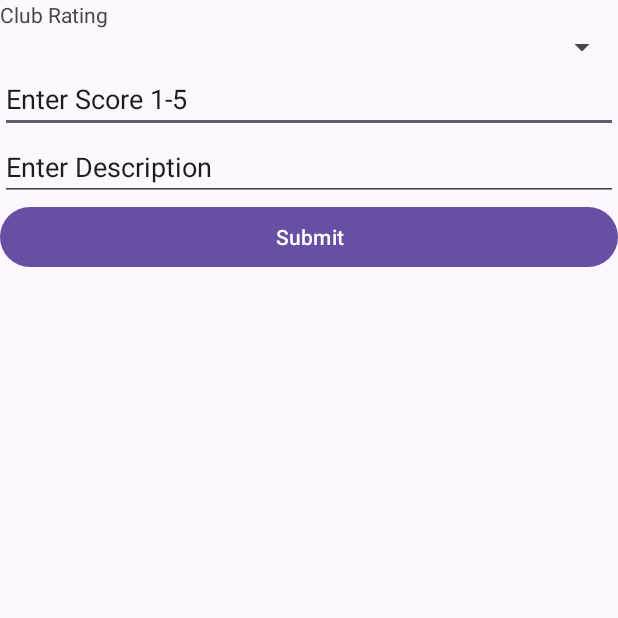
After one commit to JCoji/Android-Cycling-App, an Android app: the rating_activity screen opened directly, with no data from a screen before it, on a phone screen of 412 x 824 dp, the top half of it. The commit adds this screen. Run offline under Robolectric (Android 15) with nearby library versions, the phone set to English and light mode, and no system bars; our stand-ins replace Firebase (no records; nobody signed in at launch, a user with empty details on screens opened directly); 1 statement that could not run was skipped.

Commit message:
Added rating activity.

```diff
--- a/app/src/main/AndroidManifest.xml
+++ b/app/src/main/AndroidManifest.xml
@@ -12,6 +12,9 @@
         android:supportsRtl="true"
         android:theme="@style/Theme.SEGFINALPROJECT"
         tools:targetApi="31">
+        <activity
+            android:name=".rating_activity"
+            android:exported="false" />
         <activity
             android:name=".ConfirmJoinDialogFragment"
             android:exported="false" />
--- /dev/null
+++ b/app/src/main/java/com/example/segfinalproject/rating_activity.java
@@ -0,0 +1,72 @@
+package com.example.segfinalproject;
+
+import androidx.appcompat.app.AppCompatActivity;
+
+import android.content.Intent;
+import android.os.Bundle;
+import android.view.View;
+import android.widget.ArrayAdapter;
+import android.widget.Spinner;
+
+import com.google.firebase.database.DataSnapshot;
+import com.google.firebase.database.DatabaseError;
+import com.google.firebase.database.DatabaseReference;
+import com.google.firebase.database.FirebaseDatabase;
+import com.google.firebase.database.ValueEventListener;
+
+import java.util.ArrayList;
+import java.util.List;
+
+public class rating_activity extends AppCompatActivity {
+
+    Spinner eventSpinner;
+    String username;
+
+
+    @Override
+    protected void onCreate(Bundle savedInstanceState) {
+        eventSpinner = (Spinner) findViewById(R.id.rateClubSpinner);
+
+        super.onCreate(savedInstanceState);
+        setContentView(R.layout.activity_rating);
+
+        //Storing username from user activity page.
+        Bundle extras = getIntent().getExtras();
+        username = extras.getString("Username");
+    }
+
+    protected void onStart() {
+        super.onStart();
+
+        FirebaseDatabase database = FirebaseDatabase.getInstance();
+        DatabaseReference fDatabaseRoot = database.getReference();
+
+        fDatabaseRoot.child("users/" + username + "/Clubs/").addListenerForSingleValueEvent(new ValueEventListener() {
+            @Override
+            public void onDataChange(DataSnapshot dataSnapshot) {
+                // Is better to use a List, because you don't know the size
+                // of the iterator returned by dataSnapshot.getChildren() to
+                // initialize the array
+                final List<String> eventTypeNames = new ArrayList<String>();
+
+                for (DataSnapshot postSnapshot : dataSnapshot.getChildren()) {
+                    String eventName = postSnapshot.getKey().toString();
+
+                    if (eventName != null) {
+                        eventTypeNames.add(eventName);
+                    }
+                }
+
+                Spinner spinnerProperty = (Spinner) findViewById(R.id.rateClubSpinner);
+                ArrayAdapter<String> addressAdapter = new ArrayAdapter<String>(rating_activity.this, android.R.layout.simple_spinner_item, eventTypeNames);
+                addressAdapter.setDropDownViewResource(android.R.layout.simple_spinner_dropdown_item);
+                spinnerProperty.setAdapter(addressAdapter);
+            }
+
+            @Override
+            public void onCancelled(DatabaseError databaseError) {
+
+            }
+        });
+    }
+}
--- /dev/null
+++ b/app/src/main/res/layout/activity_rating.xml
@@ -0,0 +1,48 @@
+<?xml version="1.0" encoding="utf-8"?>
+<androidx.constraintlayout.widget.ConstraintLayout xmlns:android="http://schemas.android.com/apk/res/android"
+    xmlns:app="http://schemas.android.com/apk/res-auto"
+    xmlns:tools="http://schemas.android.com/tools"
+    android:layout_width="match_parent"
+    android:layout_height="match_parent"
+    tools:context=".rating_activity">
+
+    <LinearLayout
+        android:layout_width="match_parent"
+        android:layout_height="match_parent"
+        android:orientation="vertical">
+
+        <TextView
+            android:id="@+id/textView19"
+            android:layout_width="match_parent"
+            android:layout_height="wrap_content"
+            android:text="Club Rating" />
+
+        <Spinner
+            android:id="@+id/rateClubSpinner"
+            android:layout_width="match_parent"
+            android:layout_height="wrap_content" />
+
+        <EditText
+            android:id="@+id/score_editText"
+            android:layout_width="match_parent"
+            android:layout_height="wrap_content"
+            android:ems="10"
+            android:inputType="text"
+            android:text="Enter Score 1-5" />
+
+        <EditText
+            android:id="@+id/decription_editText"
+            android:layout_width="match_parent"
+            android:layout_height="wrap_content"
+            android:ems="10"
+            android:inputType="text"
+            android:text="Enter Description" />
+
+        <Button
+            android:id="@+id/submit_rating"
+            android:layout_width="match_parent"
+            android:layout_height="wrap_content"
+            android:text="Submit" />
+
+    </LinearLayout>
+</androidx.constraintlayout.widget.ConstraintLayout>
```
Also changed, not shown: app/src/main/java/com/example/segfinalproject/Rating.java (added, +43 -0 lines), app/src/main/java/com/example/segfinalproject/UserActivity.java (+7 -0 lines), app/src/main/res/layout/activity_user.xml (+7 -0 lines).
